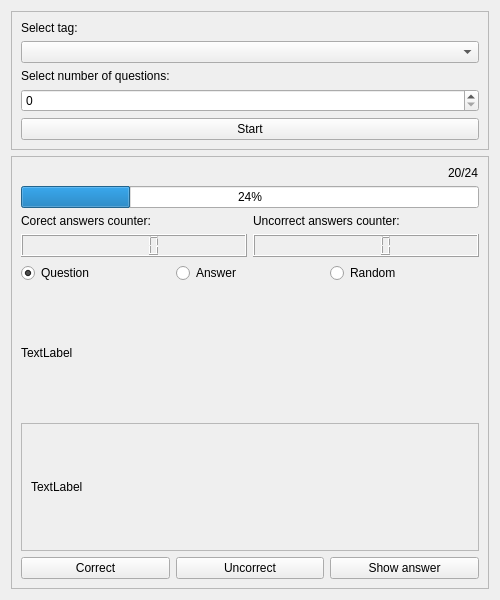
Old version of the form Views/learnview.ui in the repository ArkadiuszStanislawLega/Flashcards_Qt.
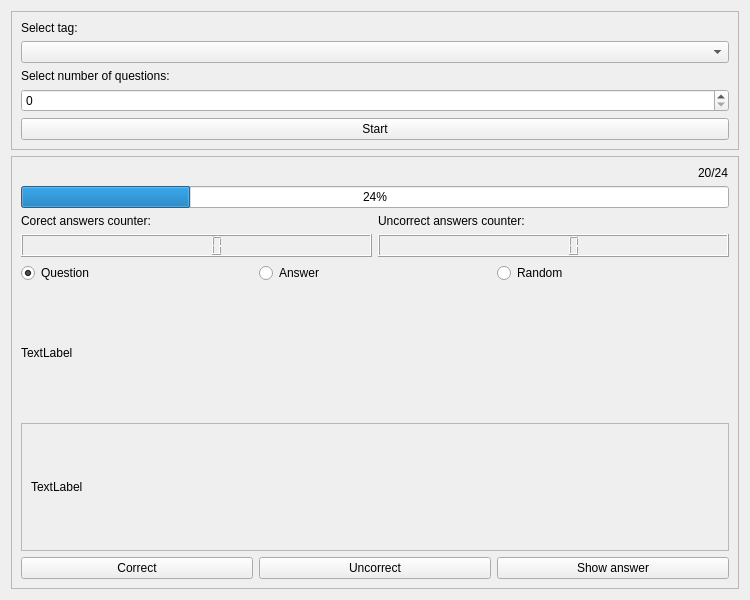
New version of the form.

```diff
--- a/Views/learnview.ui
+++ b/Views/learnview.ui
@@ -6,7 +6,7 @@
    <rect>
     <x>0</x>
     <y>0</y>
-    <width>500</width>
+    <width>750</width>
     <height>600</height>
    </rect>
   </property>
```
